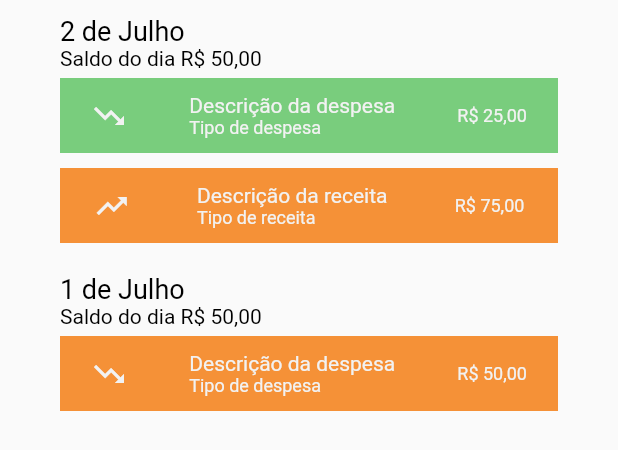
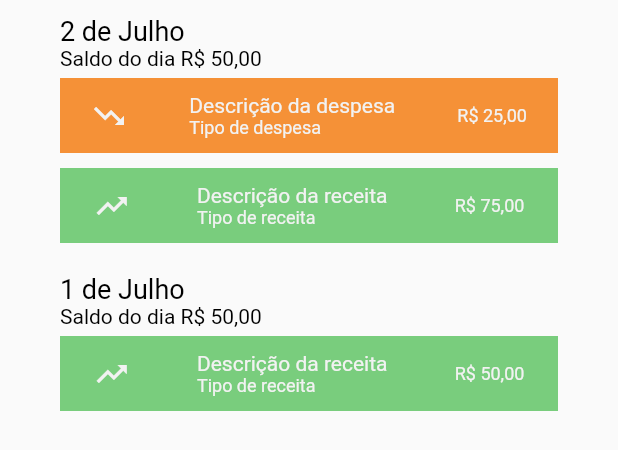
Before and after one commit to santos-gabriel/fin-helper, a Flutter app: the ExtractPage widget shown alone on an empty page, opened directly, on a phone screen of 412 x 824 dp. Shown: the top 450 px of the screen. Run offline on Flutter 3.47's test engine with Material 2 defaults, Android fonts, the phone set to English and light mode, and no system bars; our stand-ins replace flutter_masked_text2, flutter_speed_dial, google_fonts, google_sign_in, shared_preferences, sqflite; accounts and stored records are empty; network calls fail.

Commit message:
Updating extract_page

```diff
--- a/lib/src/modules/extract/extract_page.dart
+++ b/lib/src/modules/extract/extract_page.dart
@@ -22,7 +22,7 @@ class _ExtractPageState extends State<ExtractPage> {
             subTitle: 'Saldo do dia R\$ 50,00',
             movements: [
               CardMovement(
-                cardColors: AppColors.revenue,
+                cardColors: AppColors.expense,
                 icon: Icon(
                   Icons.trending_down,
                   color: AppColors.whiteSoft,
@@ -32,7 +32,7 @@ class _ExtractPageState extends State<ExtractPage> {
                 value: 'R\$ 25,00',
               ),
               CardMovement(
-                cardColors: AppColors.expense,
+                cardColors: AppColors.revenue,
                 icon: Icon(
                   Icons.trending_up,
                   color: AppColors.whiteSoft,
@@ -48,13 +48,13 @@ class _ExtractPageState extends State<ExtractPage> {
             subTitle: 'Saldo do dia R\$ 50,00',
             movements: [
               CardMovement(
-                cardColors: AppColors.expense,
+                cardColors: AppColors.revenue,
                 icon: Icon(
-                  Icons.trending_down,
+                  Icons.trending_up,
                   color: AppColors.whiteSoft,
                 ),
-                description: 'Descrição da despesa',
-                type: 'Tipo de despesa',
+                description: 'Descrição da receita',
+                type: 'Tipo de receita',
                 value: 'R\$ 50,00',
               ),
             ],
```
